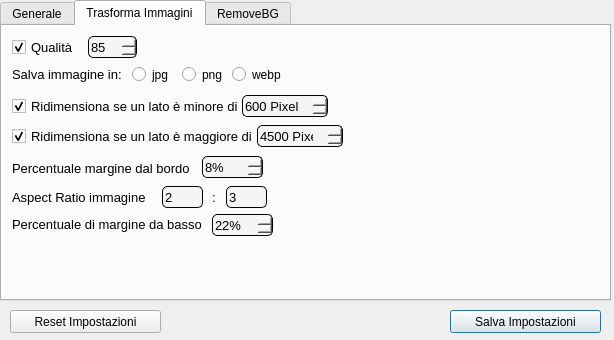
RobertoRomolini/FotoMaster, file WindowWidgets/Settings/optionsWidget.ui: the form before one commit.
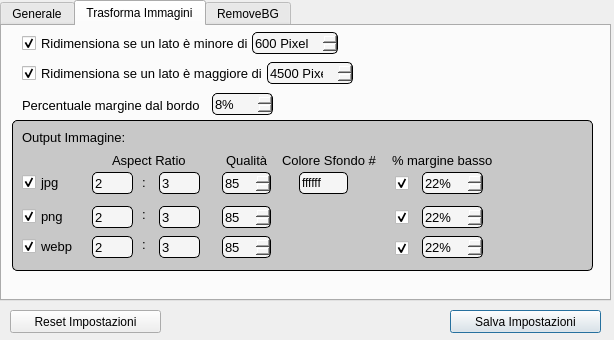
The form after the commit. Icons and pictures are not drawn. Custom widgets are drawn as their Qt base class.

Commit message: Add option settings

What changed in the file:
```diff
--- a/WindowWidgets/Settings/optionsWidget.ui
+++ b/WindowWidgets/Settings/optionsWidget.ui
@@ -141,8 +141,8 @@
     <widget class="QCheckboxCustom" name="ridimensionaMin">
      <property name="geometry">
       <rect>
-       <x>10</x>
-       <y>70</y>
+       <x>20</x>
+       <y>7</y>
        <width>241</width>
        <height>20</height>
       </rect>
@@ -165,8 +165,8 @@
     <widget class="QCheckboxCustom" name="ridimensionaMax">
      <property name="geometry">
       <rect>
-       <x>10</x>
-       <y>100</y>
+       <x>20</x>
+       <y>37</y>
        <width>251</width>
        <height>20</height>
       </rect>
@@ -186,105 +186,11 @@
       <bool>true</bool>
      </property>
     </widget>
-    <widget class="QCheckboxCustom" name="trasformaQualita">
-     <property name="geometry">
-      <rect>
-       <x>10</x>
-       <y>11</y>
-       <width>63</width>
-       <height>20</height>
-      </rect>
-     </property>
-     <property name="font">
-      <font>
-       <pointsize>10</pointsize>
-      </font>
-     </property>
-     <property name="toolTip">
-      <string>&lt;html&gt;&lt;head/&gt;&lt;body&gt;&lt;p&gt;Se non spuntato setta la qualità al massimo&lt;/p&gt;&lt;/body&gt;&lt;/html&gt;</string>
-     </property>
-     <property name="text">
-      <string>Qualità</string>
-     </property>
-     <property name="checked">
-      <bool>true</bool>
-     </property>
-    </widget>
-    <widget class="QSpinBox" name="qualitaSalvataggio">
-     <property name="geometry">
-      <rect>
-       <x>86</x>
-       <y>10</y>
-       <width>49</width>
-       <height>22</height>
-      </rect>
-     </property>
-     <property name="font">
-      <font>
-       <family>Helvetica</family>
-       <pointsize>10</pointsize>
-       <weight>50</weight>
-       <italic>false</italic>
-       <bold>false</bold>
-      </font>
-     </property>
-     <property name="styleSheet">
-      <string notr="true">QSpinBox
-{
-	background-color: rgb(245, 245, 245);
-	border: 1px solid black;
-	border-radius: 5px;
-	padding-right: 15px;
-	font: 10pt 'Helvetica';
-}
-
-QSpinBox::up-button
-{
-	subcontrol-origin: border;
-    border-image: url(:/Files/Files/up.png);
-    border-width: 1px;
-	margin-right: 2px;
-}
-
-QSpinBox::up-button:hover
-{
-	subcontrol-origin: border;
-    border-image: url(:/Files/Files/up.png);
-    border-width: 1px;
-	background-color: #6C6C6C;
-}
-
-QSpinBox::down-button
-{
-	subcontrol-origin: border;
-    border-image: url(:/Files/Files/down.png);
-    border-width: 1px;
-	margin-right: 2px;
-}
-
-QSpinBox::down-button:hover
-{
-	subcontrol-origin: border;
-    border-image: url(:/Files/Files/down.png);
-    border-width: 1px;
-	background-color: #6C6C6C;
-}</string>
-     </property>
-     <property name="minimum">
-      <number>1</number>
-     </property>
-     <property name="maximum">
-      <number>100</number>
-     </property>
-     <property name="value">
-      <number>85</number>
-     </property>
-    </widget>
     <widget class="QSpinBox" name="latoMin">
      <property name="geometry">
       <rect>
-       <x>240</x>
-       <y>69</y>
+       <x>250</x>
+       <y>6</y>
        <width>86</width>
        <height>22</height>
       </rect>
@@ -359,8 +265,8 @@
     <widget class="QSpinBox" name="latoMax">
      <property name="geometry">
       <rect>
-       <x>255</x>
-       <y>99</y>
+       <x>265</x>
+       <y>36</y>
        <width>86</width>
        <height>22</height>
       </rect>
@@ -435,8 +341,8 @@
     <widget class="QSpinBox" name="percAumento">
      <property name="geometry">
       <rect>
-       <x>200</x>
-       <y>130</y>
+       <x>210</x>
+       <y>67</y>
        <width>61</width>
        <height>22</height>
       </rect>
@@ -508,8 +414,8 @@
     <widget class="QLabel" name="label_10">
      <property name="geometry">
       <rect>
-       <x>10</x>
-       <y>134</y>
+       <x>20</x>
+       <y>71</y>
        <width>181</width>
        <height>16</height>
       </rect>
@@ -526,9 +432,9 @@
     <widget class="QLabel" name="label_11">
      <property name="geometry">
       <rect>
-       <x>10</x>
-       <y>163</y>
-       <width>141</width>
+       <x>110</x>
+       <y>126</y>
+       <width>81</width>
        <height>16</height>
       </rect>
      </property>
@@ -538,14 +444,14 @@
       </font>
      </property>
      <property name="text">
-      <string>Aspect Ratio immagine</string>
+      <string>Aspect Ratio</string>
      </property>
     </widget>
     <widget class="QLabel" name="label_12">
      <property name="geometry">
       <rect>
-       <x>210</x>
-       <y>163</y>
+       <x>140</x>
+       <y>148</y>
        <width>16</width>
        <height>16</height>
       </rect>
@@ -559,11 +465,11 @@
       <string>:</string>
      </property>
     </widget>
-    <widget class="QSpinBox" name="ratioWidth">
+    <widget class="QSpinBox" name="ratioWidthJpg">
      <property name="geometry">
       <rect>
-       <x>160</x>
-       <y>160</y>
+       <x>90</x>
+       <y>146</y>
        <width>41</width>
        <height>22</height>
       </rect>
@@ -601,11 +507,11 @@
       <number>2</number>
      </property>
     </widget>
-    <widget class="QSpinBox" name="ratioHeight">
+    <widget class="QSpinBox" name="ratioHeightJpg">
      <property name="geometry">
       <rect>
-       <x>224</x>
-       <y>160</y>
+       <x>157</x>
+       <y>146</y>
        <width>41</width>
        <height>22</height>
       </rect>
@@ -643,11 +549,11 @@
       <number>3</number>
      </property>
     </widget>
-    <widget class="QLabel" name="label_13">
+    <widget class="QLabel" name="label_16">
      <property name="geometry">
       <rect>
-       <x>10</x>
-       <y>40</y>
+       <x>20</x>
+       <y>103</y>
        <width>111</width>
        <height>16</height>
       </rect>
@@ -658,63 +564,249 @@
       </font>
      </property>
      <property name="text">
-      <string>Salva immagine in:</string>
+      <string>Output Immagine:</string>
      </property>
     </widget>
-    <widget class="QRadioButtonCustom" name="radioButtonJpg">
+    <widget class="Line" name="trasformaImmaginiBox_3">
      <property name="geometry">
       <rect>
-       <x>130</x>
-       <y>40</y>
-       <width>51</width>
-       <height>17</height>
+       <x>10</x>
+       <y>94</y>
+       <width>581</width>
+       <height>151</height>
       </rect>
+     </property>
+     <property name="styleSheet">
+      <string notr="true">border: 1px solid black;
+background-color: rgb(200, 200, 200);
+border-radius: 5px;</string>
+     </property>
+     <property name="orientation">
+      <enum>Qt::Vertical</enum>
+     </property>
+    </widget>
+    <widget class="QCheckboxCustom" name="outputJpg">
+     <property name="geometry">
+      <rect>
+       <x>20</x>
+       <y>146</y>
+       <width>41</width>
+       <height>20</height>
+      </rect>
+     </property>
+     <property name="font">
+      <font>
+       <pointsize>10</pointsize>
+      </font>
+     </property>
+     <property name="toolTip">
+      <string>&lt;html&gt;&lt;head/&gt;&lt;body&gt;&lt;p align=&quot;justify&quot;&gt;Ridimensiona la foto se minore del valore indicato&lt;/p&gt;&lt;/body&gt;&lt;/html&gt;</string>
      </property>
      <property name="text">
       <string>jpg</string>
      </property>
-     <attribute name="buttonGroup">
-      <string notr="true">imageOutputFormat</string>
-     </attribute>
+     <property name="checked">
+      <bool>true</bool>
+     </property>
     </widget>
-    <widget class="QRadioButtonCustom" name="radioButtonPng">
+    <widget class="QCheckboxCustom" name="outputPng">
      <property name="geometry">
       <rect>
-       <x>180</x>
-       <y>40</y>
-       <width>51</width>
-       <height>17</height>
+       <x>20</x>
+       <y>180</y>
+       <width>41</width>
+       <height>20</height>
       </rect>
      </property>
+     <property name="font">
+      <font>
+       <pointsize>10</pointsize>
+      </font>
+     </property>
+     <property name="toolTip">
+      <string>&lt;html&gt;&lt;head/&gt;&lt;body&gt;&lt;p align=&quot;justify&quot;&gt;Ridimensiona la foto se minore del valore indicato&lt;/p&gt;&lt;/body&gt;&lt;/html&gt;</string>
+     </property>
      <property name="text">
       <string>png</string>
      </property>
-     <attribute name="buttonGroup">
-      <string notr="true">imageOutputFormat</string>
-     </attribute>
+     <property name="checked">
+      <bool>true</bool>
+     </property>
     </widget>
-    <widget class="QRadioButtonCustom" name="radioButtonWebp">
+    <widget class="QSpinBox" name="ratioWidthPng">
      <property name="geometry">
       <rect>
-       <x>230</x>
-       <y>40</y>
+       <x>90</x>
+       <y>180</y>
+       <width>41</width>
+       <height>22</height>
+      </rect>
+     </property>
+     <property name="font">
+      <font>
+       <family>Helvetica</family>
+       <pointsize>10</pointsize>
+       <weight>50</weight>
+       <italic>false</italic>
+       <bold>false</bold>
+      </font>
+     </property>
+     <property name="styleSheet">
+      <string notr="true">QSpinBox
+{
+	background-color: rgb(245, 245, 245);
+	border: 1px solid black;
+	border-radius: 5px;
+	padding-right: 15px;
+	font: 10pt 'Helvetica';
+}
+</string>
+     </property>
+     <property name="buttonSymbols">
+      <enum>QAbstractSpinBox::NoButtons</enum>
+     </property>
+     <property name="minimum">
+      <number>0</number>
+     </property>
+     <property name="maximum">
+      <number>10000</number>
+     </property>
+     <property name="value">
+      <number>2</number>
+     </property>
+    </widget>
+    <widget class="QLabel" name="label_13">
+     <property name="geometry">
+      <rect>
+       <x>140</x>
+       <y>180</y>
+       <width>16</width>
+       <height>16</height>
+      </rect>
+     </property>
+     <property name="font">
+      <font>
+       <pointsize>10</pointsize>
+      </font>
+     </property>
+     <property name="text">
+      <string>:</string>
+     </property>
+    </widget>
+    <widget class="QSpinBox" name="ratioHeightPng">
+     <property name="geometry">
+      <rect>
+       <x>157</x>
+       <y>180</y>
+       <width>41</width>
+       <height>22</height>
+      </rect>
+     </property>
+     <property name="font">
+      <font>
+       <family>Helvetica</family>
+       <pointsize>10</pointsize>
+       <weight>50</weight>
+       <italic>false</italic>
+       <bold>false</bold>
+      </font>
+     </property>
+     <property name="styleSheet">
+      <string notr="true">QSpinBox
+{
+	background-color: rgb(245, 245, 245);
+	border: 1px solid black;
+	border-radius: 5px;
+	padding-right: 15px;
+	font: 10pt 'Helvetica';
+}
+</string>
+     </property>
+     <property name="buttonSymbols">
+      <enum>QAbstractSpinBox::NoButtons</enum>
+     </property>
+     <property name="minimum">
+      <number>0</number>
+     </property>
+     <property name="maximum">
+      <number>10000</number>
+     </property>
+     <property name="value">
+      <number>3</number>
+     </property>
+    </widget>
+    <widget class="QCheckboxCustom" name="outputWebp">
+     <property name="geometry">
+      <rect>
+       <x>20</x>
+       <y>210</y>
        <width>51</width>
-       <height>17</height>
+       <height>20</height>
       </rect>
      </property>
+     <property name="font">
+      <font>
+       <pointsize>10</pointsize>
+      </font>
+     </property>
+     <property name="toolTip">
+      <string>&lt;html&gt;&lt;head/&gt;&lt;body&gt;&lt;p align=&quot;justify&quot;&gt;Ridimensiona la foto se minore del valore indicato&lt;/p&gt;&lt;/body&gt;&lt;/html&gt;</string>
+     </property>
      <property name="text">
       <string>webp</string>
      </property>
-     <attribute name="buttonGroup">
-      <string notr="true">imageOutputFormat</string>
-     </attribute>
+     <property name="checked">
+      <bool>true</bool>
+     </property>
     </widget>
-    <widget class="QLabel" name="label_15">
+    <widget class="QSpinBox" name="ratioWidthWebp">
      <property name="geometry">
       <rect>
-       <x>10</x>
-       <y>190</y>
-       <width>191</width>
+       <x>90</x>
+       <y>210</y>
+       <width>41</width>
+       <height>22</height>
+      </rect>
+     </property>
+     <property name="font">
+      <font>
+       <family>Helvetica</family>
+       <pointsize>10</pointsize>
+       <weight>50</weight>
+       <italic>false</italic>
+       <bold>false</bold>
+      </font>
+     </property>
+     <property name="styleSheet">
+      <string notr="true">QSpinBox
+{
+	background-color: rgb(245, 245, 245);
+	border: 1px solid black;
+	border-radius: 5px;
+	padding-right: 15px;
+	font: 10pt 'Helvetica';
+}
+</string>
+     </property>
+     <property name="buttonSymbols">
+      <enum>QAbstractSpinBox::NoButtons</enum>
+     </property>
+     <property name="minimum">
+      <number>0</number>
+     </property>
+     <property name="maximum">
+      <number>10000</number>
+     </property>
+     <property name="value">
+      <number>2</number>
+     </property>
+    </widget>
+    <widget class="QLabel" name="label_18">
+     <property name="geometry">
+      <rect>
+       <x>140</x>
+       <y>210</y>
+       <width>16</width>
        <height>16</height>
       </rect>
      </property>
@@ -724,14 +816,342 @@
       </font>
      </property>
      <property name="text">
-      <string>Percentuale di margine da basso</string>
+      <string>:</string>
      </property>
     </widget>
-    <widget class="QSpinBox" name="percentualeBasso">
+    <widget class="QSpinBox" name="ratioHeightWebp">
      <property name="geometry">
       <rect>
-       <x>210</x>
-       <y>188</y>
+       <x>157</x>
+       <y>210</y>
+       <width>41</width>
+       <height>22</height>
+      </rect>
+     </property>
+     <property name="font">
+      <font>
+       <family>Helvetica</family>
+       <pointsize>10</pointsize>
+       <weight>50</weight>
+       <italic>false</italic>
+       <bold>false</bold>
+      </font>
+     </property>
+     <property name="styleSheet">
+      <string notr="true">QSpinBox
+{
+	background-color: rgb(245, 245, 245);
+	border: 1px solid black;
+	border-radius: 5px;
+	padding-right: 15px;
+	font: 10pt 'Helvetica';
+}
+</string>
+     </property>
+     <property name="buttonSymbols">
+      <enum>QAbstractSpinBox::NoButtons</enum>
+     </property>
+     <property name="minimum">
+      <number>0</number>
+     </property>
+     <property name="maximum">
+      <number>10000</number>
+     </property>
+     <property name="value">
+      <number>3</number>
+     </property>
+    </widget>
+    <widget class="QLabel" name="label_20">
+     <property name="geometry">
+      <rect>
+       <x>224</x>
+       <y>126</y>
+       <width>51</width>
+       <height>16</height>
+      </rect>
+     </property>
+     <property name="font">
+      <font>
+       <pointsize>10</pointsize>
+      </font>
+     </property>
+     <property name="text">
+      <string>Qualità</string>
+     </property>
+    </widget>
+    <widget class="QSpinBox" name="qualitaSalvataggioJpg">
+     <property name="geometry">
+      <rect>
+       <x>220</x>
+       <y>146</y>
+       <width>49</width>
+       <height>22</height>
+      </rect>
+     </property>
+     <property name="font">
+      <font>
+       <family>Helvetica</family>
+       <pointsize>10</pointsize>
+       <weight>50</weight>
+       <italic>false</italic>
+       <bold>false</bold>
+      </font>
+     </property>
+     <property name="styleSheet">
+      <string notr="true">QSpinBox
+{
+	background-color: rgb(245, 245, 245);
+	border: 1px solid black;
+	border-radius: 5px;
+	padding-right: 15px;
+	font: 10pt 'Helvetica';
+}
+
+QSpinBox::up-button
+{
+	subcontrol-origin: border;
+    border-image: url(:/Files/Files/up.png);
+    border-width: 1px;
+	margin-right: 2px;
+}
+
+QSpinBox::up-button:hover
+{
+	subcontrol-origin: border;
+    border-image: url(:/Files/Files/up.png);
+    border-width: 1px;
+	background-color: #6C6C6C;
+}
+
+QSpinBox::down-button
+{
+	subcontrol-origin: border;
+    border-image: url(:/Files/Files/down.png);
+    border-width: 1px;
+	margin-right: 2px;
+}
+
+QSpinBox::down-button:hover
+{
+	subcontrol-origin: border;
+    border-image: url(:/Files/Files/down.png);
+    border-width: 1px;
+	background-color: #6C6C6C;
+}</string>
+     </property>
+     <property name="minimum">
+      <number>1</number>
+     </property>
+     <property name="maximum">
+      <number>100</number>
+     </property>
+     <property name="value">
+      <number>85</number>
+     </property>
+    </widget>
+    <widget class="QSpinBox" name="qualitaSalvataggioPng">
+     <property name="geometry">
+      <rect>
+       <x>220</x>
+       <y>180</y>
+       <width>49</width>
+       <height>22</height>
+      </rect>
+     </property>
+     <property name="font">
+      <font>
+       <family>Helvetica</family>
+       <pointsize>10</pointsize>
+       <weight>50</weight>
+       <italic>false</italic>
+       <bold>false</bold>
+      </font>
+     </property>
+     <property name="styleSheet">
+      <string notr="true">QSpinBox
+{
+	background-color: rgb(245, 245, 245);
+	border: 1px solid black;
+	border-radius: 5px;
+	padding-right: 15px;
+	font: 10pt 'Helvetica';
+}
+
+QSpinBox::up-button
+{
+	subcontrol-origin: border;
+    border-image: url(:/Files/Files/up.png);
+    border-width: 1px;
+	margin-right: 2px;
+}
+
+QSpinBox::up-button:hover
+{
+	subcontrol-origin: border;
+    border-image: url(:/Files/Files/up.png);
+    border-width: 1px;
+	background-color: #6C6C6C;
+}
+
+QSpinBox::down-button
+{
+	subcontrol-origin: border;
+    border-image: url(:/Files/Files/down.png);
+    border-width: 1px;
+	margin-right: 2px;
+}
+
+QSpinBox::down-button:hover
+{
+	subcontrol-origin: border;
+    border-image: url(:/Files/Files/down.png);
+    border-width: 1px;
+	background-color: #6C6C6C;
+}</string>
+     </property>
+     <property name="minimum">
+      <number>1</number>
+     </property>
+     <property name="maximum">
+      <number>100</number>
+     </property>
+     <property name="value">
+      <number>85</number>
+     </property>
+    </widget>
+    <widget class="QSpinBox" name="qualitaSalvataggioWebp">
+     <property name="geometry">
+      <rect>
+       <x>220</x>
+       <y>210</y>
+       <width>49</width>
+       <height>22</height>
+      </rect>
+     </property>
+     <property name="font">
+      <font>
+       <family>Helvetica</family>
+       <pointsize>10</pointsize>
+       <weight>50</weight>
+       <italic>false</italic>
+       <bold>false</bold>
+      </font>
+     </property>
+     <property name="styleSheet">
+      <string notr="true">QSpinBox
+{
+	background-color: rgb(245, 245, 245);
+	border: 1px solid black;
+	border-radius: 5px;
+	padding-right: 15px;
+	font: 10pt 'Helvetica';
+}
+
+QSpinBox::up-button
+{
+	subcontrol-origin: border;
+    border-image: url(:/Files/Files/up.png);
+    border-width: 1px;
+	margin-right: 2px;
+}
+
+QSpinBox::up-button:hover
+{
+	subcontrol-origin: border;
+    border-image: url(:/Files/Files/up.png);
+    border-width: 1px;
+	background-color: #6C6C6C;
+}
+
+QSpinBox::down-button
+{
+	subcontrol-origin: border;
+    border-image: url(:/Files/Files/down.png);
+    border-width: 1px;
+	margin-right: 2px;
+}
+
+QSpinBox::down-button:hover
+{
+	subcontrol-origin: border;
+    border-image: url(:/Files/Files/down.png);
+    border-width: 1px;
+	background-color: #6C6C6C;
+}</string>
+     </property>
+     <property name="minimum">
+      <number>1</number>
+     </property>
+     <property name="maximum">
+      <number>100</number>
+     </property>
+     <property name="value">
+      <number>85</number>
+     </property>
+    </widget>
+    <widget class="QLabel" name="label_23">
+     <property name="geometry">
+      <rect>
+       <x>280</x>
+       <y>126</y>
+       <width>101</width>
+       <height>16</height>
+      </rect>
+     </property>
+     <property name="font">
+      <font>
+       <pointsize>10</pointsize>
+      </font>
+     </property>
+     <property name="text">
+      <string>Colore Sfondo #</string>
+     </property>
+    </widget>
+    <widget class="QLineEdit" name="backgroundJpg">
+     <property name="geometry">
+      <rect>
+       <x>297</x>
+       <y>146</y>
+       <width>49</width>
+       <height>22</height>
+      </rect>
+     </property>
+     <property name="styleSheet">
+      <string notr="true">QLineEdit
+{
+	background-color: rgb(245, 245, 245);
+	border: 1px solid black;
+	border-radius: 5px;
+	font: 10pt 'Helvetica';
+}</string>
+     </property>
+     <property name="text">
+      <string>ffffff</string>
+     </property>
+    </widget>
+    <widget class="QLabel" name="label_17">
+     <property name="geometry">
+      <rect>
+       <x>390</x>
+       <y>126</y>
+       <width>101</width>
+       <height>16</height>
+      </rect>
+     </property>
+     <property name="font">
+      <font>
+       <pointsize>10</pointsize>
+      </font>
+     </property>
+     <property name="text">
+      <string>% margine basso</string>
+     </property>
+    </widget>
+    <widget class="QSpinBox" name="percentualeBassoJpg">
+     <property name="geometry">
+      <rect>
+       <x>420</x>
+       <y>146</y>
        <width>61</width>
        <height>22</height>
       </rect>
@@ -800,6 +1220,258 @@
       <number>22</number>
      </property>
     </widget>
+    <widget class="QSpinBox" name="percentualeBassoPng">
+     <property name="geometry">
+      <rect>
+       <x>420</x>
+       <y>180</y>
+       <width>61</width>
+       <height>22</height>
+      </rect>
+     </property>
+     <property name="font">
+      <font>
+       <family>Helvetica</family>
+       <pointsize>10</pointsize>
+       <weight>50</weight>
+       <italic>false</italic>
+       <bold>false</bold>
+      </font>
+     </property>
+     <property name="styleSheet">
+      <string notr="true">QSpinBox
+{
+	background-color: rgb(245, 245, 245);
+	border: 1px solid black;
+	border-radius: 5px;
+	padding-right: 15px;
+	font: 10pt 'Helvetica';
+}
+
+QSpinBox::up-button
+{
+	subcontrol-origin: border;
+    border-image: url(:/Files/Files/up.png);
+    border-width: 1px;
+	margin-right: 2px;
+}
+
+QSpinBox::up-button:hover
+{
+	subcontrol-origin: border;
+    border-image: url(:/Files/Files/up.png);
+    border-width: 1px;
+	background-color: #6C6C6C;
+}
+
+QSpinBox::down-button
+{
+	subcontrol-origin: border;
+    border-image: url(:/Files/Files/down.png);
+    border-width: 1px;
+	margin-right: 2px;
+}
+
+QSpinBox::down-button:hover
+{
+	subcontrol-origin: border;
+    border-image: url(:/Files/Files/down.png);
+    border-width: 1px;
+	background-color: #6C6C6C;
+}</string>
+     </property>
+     <property name="suffix">
+      <string>%</string>
+     </property>
+     <property name="minimum">
+      <number>0</number>
+     </property>
+     <property name="maximum">
+      <number>50</number>
+     </property>
+     <property name="value">
+      <number>22</number>
+     </property>
+    </widget>
+    <widget class="QSpinBox" name="percentualeBassoWebp">
+     <property name="geometry">
+      <rect>
+       <x>420</x>
+       <y>210</y>
+       <width>61</width>
+       <height>22</height>
+      </rect>
+     </property>
+     <property name="font">
+      <font>
+       <family>Helvetica</family>
+       <pointsize>10</pointsize>
+       <weight>50</weight>
+       <italic>false</italic>
+       <bold>false</bold>
+      </font>
+     </property>
+     <property name="styleSheet">
+      <string notr="true">QSpinBox
+{
+	background-color: rgb(245, 245, 245);
+	border: 1px solid black;
+	border-radius: 5px;
+	padding-right: 15px;
+	font: 10pt 'Helvetica';
+}
+
+QSpinBox::up-button
+{
+	subcontrol-origin: border;
+    border-image: url(:/Files/Files/up.png);
+    border-width: 1px;
+	margin-right: 2px;
+}
+
+QSpinBox::up-button:hover
+{
+	subcontrol-origin: border;
+    border-image: url(:/Files/Files/up.png);
+    border-width: 1px;
+	background-color: #6C6C6C;
+}
+
+QSpinBox::down-button
+{
+	subcontrol-origin: border;
+    border-image: url(:/Files/Files/down.png);
+    border-width: 1px;
+	margin-right: 2px;
+}
+
+QSpinBox::down-button:hover
+{
+	subcontrol-origin: border;
+    border-image: url(:/Files/Files/down.png);
+    border-width: 1px;
+	background-color: #6C6C6C;
+}</string>
+     </property>
+     <property name="suffix">
+      <string>%</string>
+     </property>
+     <property name="minimum">
+      <number>0</number>
+     </property>
+     <property name="maximum">
+      <number>50</number>
+     </property>
+     <property name="value">
+      <number>22</number>
+     </property>
+    </widget>
+    <widget class="QCheckboxCustom" name="cbPercBassoJpg">
+     <property name="geometry">
+      <rect>
+       <x>393</x>
+       <y>147</y>
+       <width>21</width>
+       <height>20</height>
+      </rect>
+     </property>
+     <property name="font">
+      <font>
+       <pointsize>10</pointsize>
+      </font>
+     </property>
+     <property name="toolTip">
+      <string>&lt;html&gt;&lt;head/&gt;&lt;body&gt;&lt;p align=&quot;justify&quot;&gt;Ridimensiona la foto se minore del valore indicato&lt;/p&gt;&lt;/body&gt;&lt;/html&gt;</string>
+     </property>
+     <property name="text">
+      <string/>
+     </property>
+     <property name="checked">
+      <bool>true</bool>
+     </property>
+    </widget>
+    <widget class="QCheckboxCustom" name="cbPercBassoPng">
+     <property name="geometry">
+      <rect>
+       <x>393</x>
+       <y>181</y>
+       <width>21</width>
+       <height>20</height>
+      </rect>
+     </property>
+     <property name="font">
+      <font>
+       <pointsize>10</pointsize>
+      </font>
+     </property>
+     <property name="toolTip">
+      <string>&lt;html&gt;&lt;head/&gt;&lt;body&gt;&lt;p align=&quot;justify&quot;&gt;Ridimensiona la foto se minore del valore indicato&lt;/p&gt;&lt;/body&gt;&lt;/html&gt;</string>
+     </property>
+     <property name="text">
+      <string/>
+     </property>
+     <property name="checked">
+      <bool>true</bool>
+     </property>
+    </widget>
+    <widget class="QCheckboxCustom" name="cbPercBassoWebp">
+     <property name="geometry">
+      <rect>
+       <x>393</x>
+       <y>212</y>
+       <width>21</width>
+       <height>20</height>
+      </rect>
+     </property>
+     <property name="font">
+      <font>
+       <pointsize>10</pointsize>
+      </font>
+     </property>
+     <property name="toolTip">
+      <string>&lt;html&gt;&lt;head/&gt;&lt;body&gt;&lt;p align=&quot;justify&quot;&gt;Ridimensiona la foto se minore del valore indicato&lt;/p&gt;&lt;/body&gt;&lt;/html&gt;</string>
+     </property>
+     <property name="text">
+      <string/>
+     </property>
+     <property name="checked">
+      <bool>true</bool>
+     </property>
+    </widget>
+    <zorder>trasformaImmaginiBox_3</zorder>
+    <zorder>ridimensionaMin</zorder>
+    <zorder>ridimensionaMax</zorder>
+    <zorder>latoMin</zorder>
+    <zorder>latoMax</zorder>
+    <zorder>percAumento</zorder>
+    <zorder>label_10</zorder>
+    <zorder>label_11</zorder>
+    <zorder>label_12</zorder>
+    <zorder>ratioWidthJpg</zorder>
+    <zorder>ratioHeightJpg</zorder>
+    <zorder>label_16</zorder>
+    <zorder>outputJpg</zorder>
+    <zorder>outputPng</zorder>
+    <zorder>ratioWidthPng</zorder>
+    <zorder>label_13</zorder>
+    <zorder>ratioHeightPng</zorder>
+    <zorder>outputWebp</zorder>
+    <zorder>ratioWidthWebp</zorder>
+    <zorder>label_18</zorder>
+    <zorder>ratioHeightWebp</zorder>
+    <zorder>label_20</zorder>
+    <zorder>qualitaSalvataggioJpg</zorder>
+    <zorder>qualitaSalvataggioPng</zorder>
+    <zorder>qualitaSalvataggioWebp</zorder>
+    <zorder>label_23</zorder>
+    <zorder>backgroundJpg</zorder>
+    <zorder>label_17</zorder>
+    <zorder>percentualeBassoJpg</zorder>
+    <zorder>percentualeBassoPng</zorder>
+    <zorder>percentualeBassoWebp</zorder>
+    <zorder>cbPercBassoJpg</zorder>
+    <zorder>cbPercBassoPng</zorder>
+    <zorder>cbPercBassoWebp</zorder>
    </widget>
    <widget class="QWidget" name="tab_2">
     <attribute name="title">
```
Left out of the diff: 2 changed lines with no effect on the pictures. The commit also changes 3 other files.
